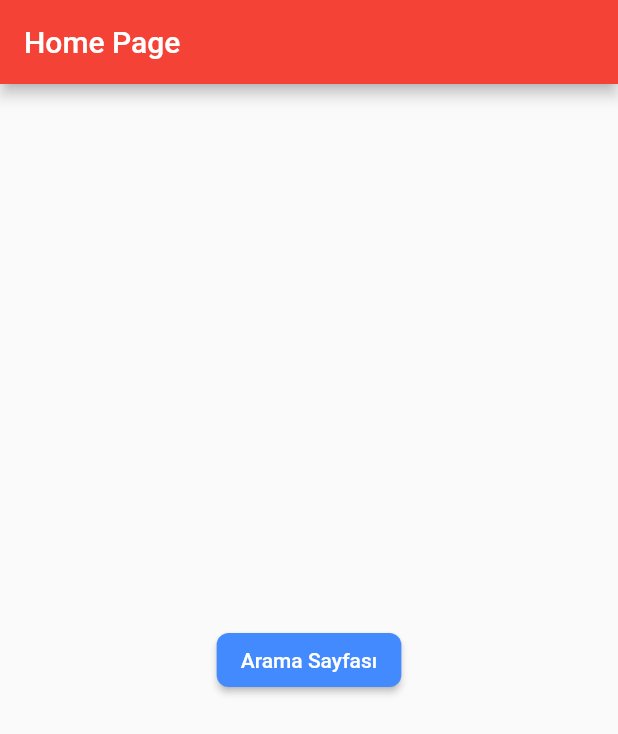
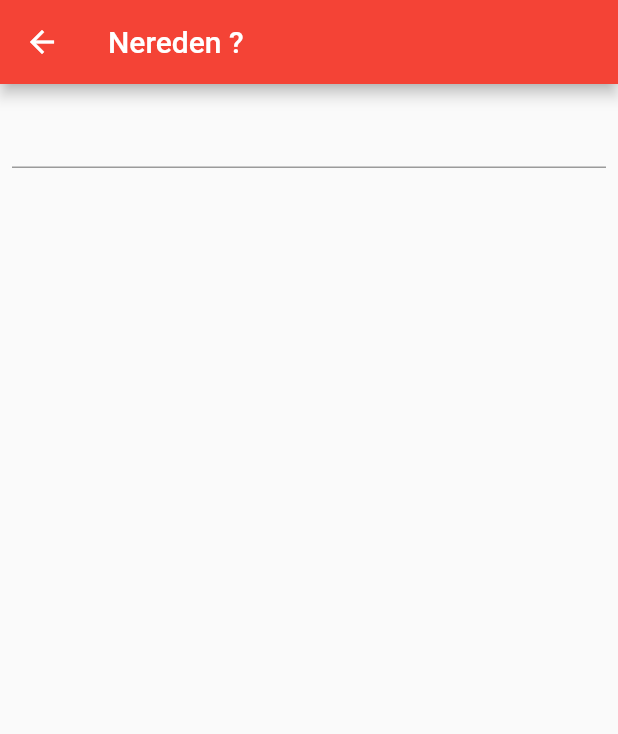
Before and after one commit to SalihCanBinboga/Flutter-Location_Based_List_Search, a Flutter app: the screen it shows after launch, after a tap on "Arama Sayfası", on a phone screen of 412 x 824 dp. Shown: the top 734 px of the screen. Run offline on Flutter 3.47's test engine with Material 2 defaults, Android fonts, the phone set to English and light mode, and no system bars.

Commit message:
Create Search Screen and navigate homeScreen to searchScreen settings

```diff
--- a/lib/ui/screen/HomeScreen.dart
+++ b/lib/ui/screen/HomeScreen.dart
@@ -1,4 +1,5 @@
 import 'package:flutter/material.dart';
+import 'package:flutter_location_based_search/ui/screen/SearchScreen.dart';
 
 class HomeScreen extends StatelessWidget {
   @override
@@ -7,13 +8,14 @@ class HomeScreen extends StatelessWidget {
       appBar: AppBar(
         title: Text("Home Page"),
       ),
-      body: Container(
-        child: Center(
+      body: Center(
         child: RaisedButton(
           shape: RoundedRectangleBorder(
             borderRadius: BorderRadius.circular(8),
           ),
-            onPressed: () => {},
+          onPressed: () => {
+            Navigator.of(context).push(MaterialPageRoute(builder: (context) => SearchScreen())),
+          },
           color: Colors.blueAccent,
           child: Text(
             "Arama Sayfası",
@@ -21,7 +23,6 @@ class HomeScreen extends StatelessWidget {
           ),
         ),
       ),
-      ),
     );
   }
 }
--- /dev/null
+++ b/lib/ui/screen/SearchScreen.dart
@@ -0,0 +1,22 @@
+import 'package:flutter/material.dart';
+
+class SearchScreen extends StatelessWidget {
+  @override
+  Widget build(BuildContext context) {
+    return Scaffold(
+      appBar: AppBar(
+        title: Text("Nereden ?"),
+      ),
+      body: Column(
+        mainAxisSize: MainAxisSize.max,
+        mainAxisAlignment: MainAxisAlignment.start,
+        children: <Widget>[
+          Padding(
+            padding: const EdgeInsets.all(8.0),
+            child: TextField(),
+          ),
+        ],
+      ),
+    );
+  }
+}
```
Lines whose indentation alone changed are shown as unchanged.
